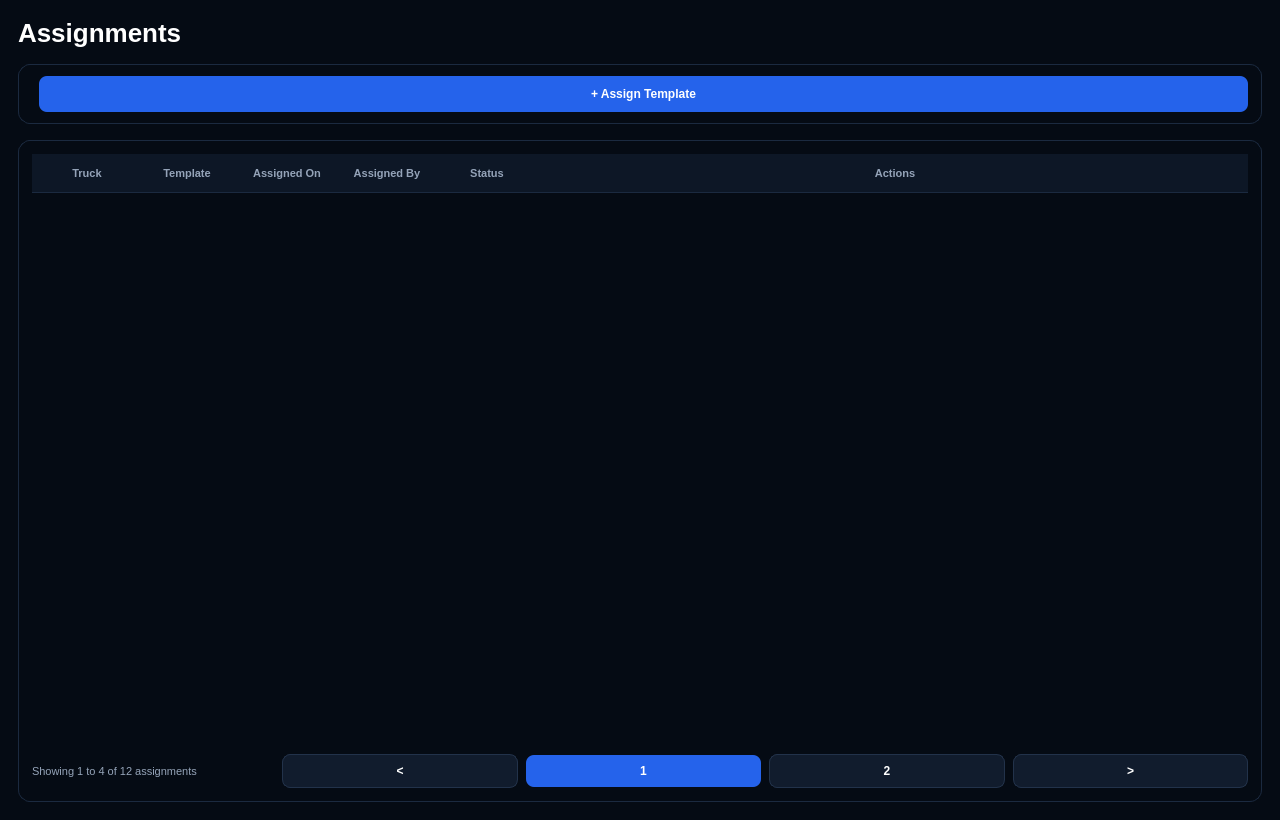
Old version of the form InventoryQtApp/AssignmentsPage.ui in the repository Felipeact/InventoryQtApp.
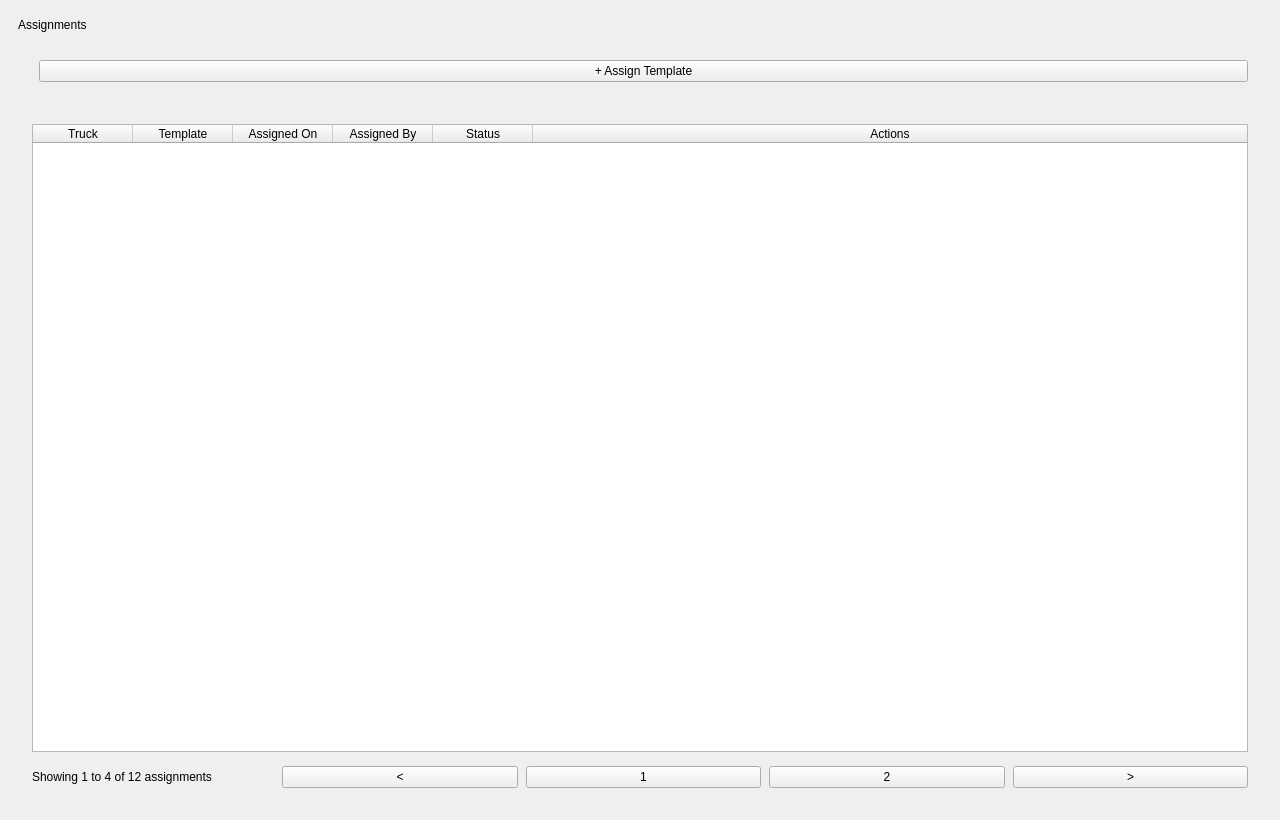
New version of the form.

Patch:
```diff
--- a/InventoryQtApp/AssignmentsPage.ui
+++ b/InventoryQtApp/AssignmentsPage.ui
@@ -15,120 +15,7 @@
 		</property>
 
 		<property name="styleSheet">
-			<string notr="true">
-				QWidget#AssignmentsPageClass {
-				background-color: #050B14;
-				color: #FFFFFF;
-				font-family: "Segoe UI";
-				}
-
-				QLabel {
-				background: transparent;
-				color: white;
-				}
-
-				QLabel#pageTitle {
-				font-size: 26px;
-				font-weight: 800;
-				}
-
-				QWidget#toolbarCard,
-				QWidget#tableCard {
-				background: qlineargradient(
-				x1:0, y1:0,
-				x2:1, y2:1,
-				stop:0 #0B1626,
-				stop:1 #091322
-				);
-				border: 1px solid #1B2A40;
-				border-radius: 12px;
-				}
-
-				QPushButton#assignTemplateButton {
-				background-color: #2563EB;
-				border: none;
-				border-radius: 8px;
-				color: white;
-				min-height: 36px;
-				min-width: 145px;
-				font-size: 12px;
-				font-weight: 700;
-				}
-
-				QPushButton#assignTemplateButton:hover {
-				background-color: #1D4ED8;
-				}
-
-				QTableWidget {
-				background-color: transparent;
-				border: none;
-				color: white;
-				gridline-color: transparent;
-				outline: none;
-				font-size: 12px;
-				}
-
-				QHeaderView::section {
-				background-color: #0D1726;
-				color: #94A3B8;
-				border: none;
-				border-bottom: 1px solid #1B2A40;
-				height: 38px;
-				padding-left: 10px;
-				font-size: 11px;
-				font-weight: 700;
-				}
-
-				QTableWidget::item {
-				border-bottom: 1px solid #122033;
-				padding-left: 10px;
-				height: 40px;
-				}
-
-				QTableWidget::item:selected {
-				background-color: #122033;
-				}
-
-				QWidget#paginationContainer {
-				background-color: transparent;
-				border: none;
-				}
-
-				QPushButton#pageButton,
-				QPushButton#pageButton_2,
-				QPushButton#pageButton_3 {
-				background-color: #111C2D;
-				border: 1px solid #22324A;
-				border-radius: 8px;
-				color: white;
-				min-width: 32px;
-				min-height: 32px;
-				font-size: 12px;
-				font-weight: 600;
-				}
-
-				QPushButton#pageButton:hover,
-				QPushButton#pageButton_2:hover,
-				QPushButton#pageButton_3:hover {
-				border: 1px solid #2563EB;
-				}
-
-				QPushButton#activePageButton {
-				background-color: #2563EB;
-				border: none;
-				border-radius: 8px;
-				color: white;
-				min-width: 32px;
-				min-height: 32px;
-				font-size: 12px;
-				font-weight: 700;
-				}
-
-				QLabel#paginationLabel {
-				color: #94A3B8;
-				font-size: 11px;
-				}
-			</string>
+			<string notr="true"/>
 		</property>
 
 		<layout class="QVBoxLayout" name="rootLayout">
```
